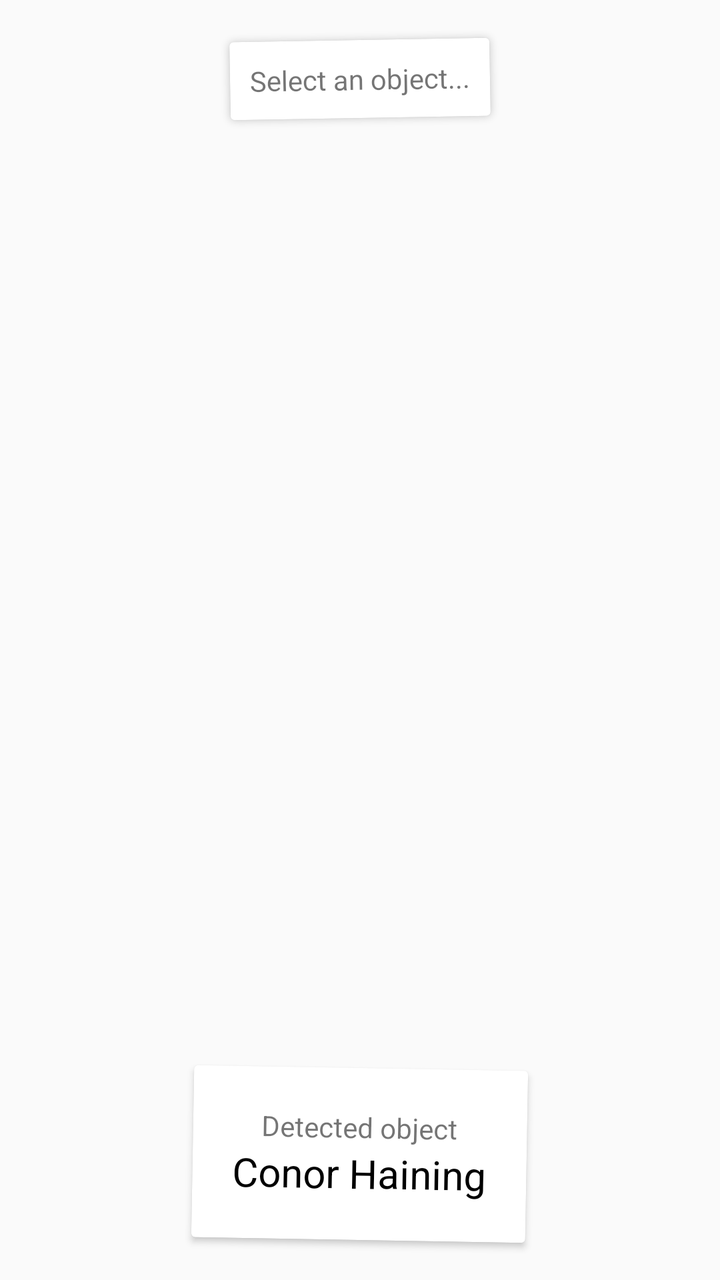
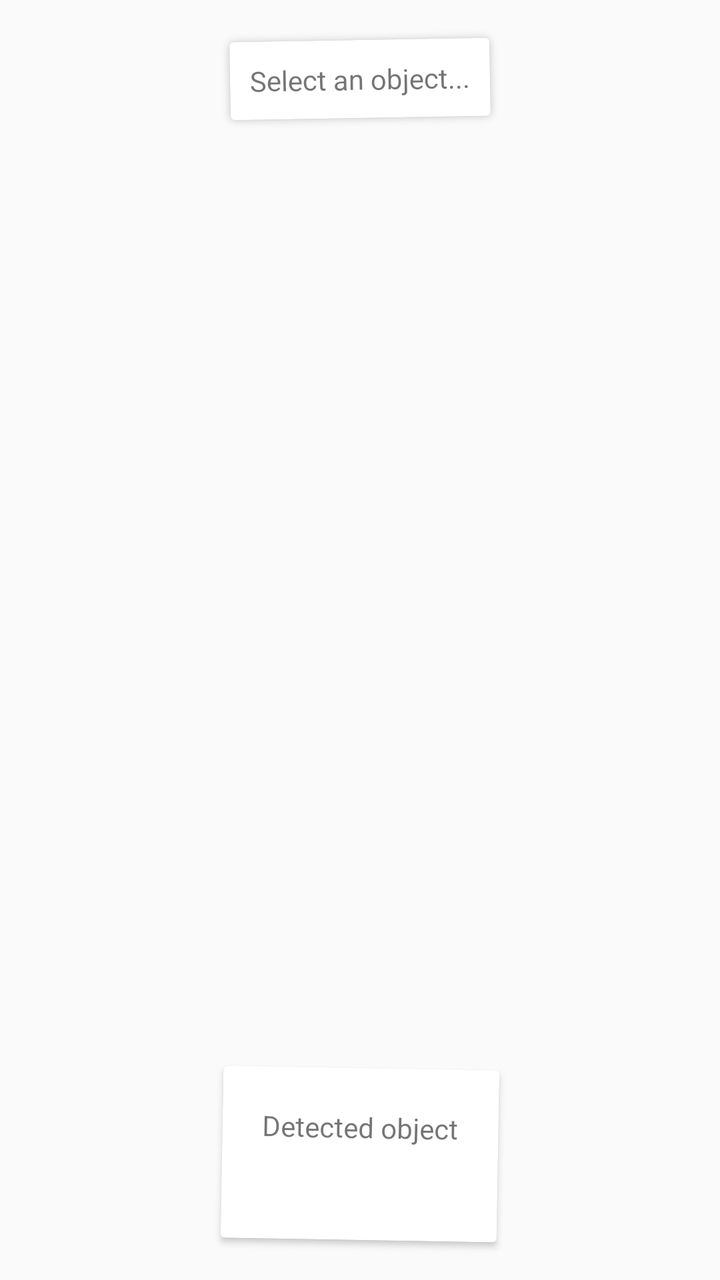

Compare the two renders of this Android layout. The source of the first and the diff that turns it into the second are given below.
<!-- AndroidManifest.xml: application theme AppTheme -->
<!-- res/layout/fragment_pregame.xml -->
<?xml version="1.0" encoding="utf-8"?>
<RelativeLayout xmlns:android="http://schemas.android.com/apk/res/android"
    android:orientation="vertical" android:layout_width="match_parent"
    android:layout_height="match_parent">

    
    <LinearLayout
        android:layout_width="match_parent"
        android:layout_height="wrap_content"
        android:orientation="vertical">
        <android.support.v7.widget.CardView
            android:layout_width="wrap_content"
            android:layout_height="wrap_content"
            android:layout_gravity="center"
            android:layout_margin="20dp"
            android:rotation="-1">
            <TextView
                android:layout_width="wrap_content"
                android:layout_height="wrap_content"
                android:layout_margin="10dp"
                android:text="Select an object..." />
        </android.support.v7.widget.CardView>
    </LinearLayout>

    
    <LinearLayout
        android:layout_width="match_parent"
        android:layout_height="wrap_content"
        android:layout_alignParentBottom="true"
        android:orientation="vertical">
        <android.support.v7.widget.CardView
            android:layout_width="wrap_content"
            android:layout_height="wrap_content"
            android:layout_gravity="center"
            android:layout_margin="20dp"
            android:rotation="1">
            <LinearLayout
                android:layout_width="wrap_content"
                android:layout_height="wrap_content"
                android:orientation="vertical"
                android:layout_margin="20dp">
                <TextView
                    android:layout_width="wrap_content"
                    android:layout_height="wrap_content"
                    android:text="Detected object"
                    android:layout_gravity="center" />
                <TextView
                    android:layout_width="wrap_content"
                    android:layout_height="wrap_content"
                    android:layout_gravity="center"
                    android:id="@+id/prediction_label"
                    android:text="Conor Haining"
                    android:textColor="@android:color/black"
                    android:textSize="20dp" />
            </LinearLayout>
        </android.support.v7.widget.CardView>
    </LinearLayout>

</RelativeLayout>
<!-- resources referenced by this layout -->
<resources>
  <style name="AppTheme" parent="Theme.AppCompat.Light.NoActionBar">
          
          <item name="colorPrimary">@color/colorPrimary</item>
          <item name="colorPrimaryDark">@color/colorPrimaryDark</item>
          <item name="colorAccent">@color/colorAccent</item>
      </style>
  <color name="colorPrimary">#3F51B5</color>
  <color name="colorPrimaryDark">#303F9F</color>
  <color name="colorAccent">#FF4081</color>
</resources>

<!-- the commit's change to res/layout/fragment_pregame.xml (unified diff, before → after) -->
@@ -44,16 +44,18 @@
                     android:layout_height="wrap_content"
                     android:text="Detected object"
                     android:layout_gravity="center" />
+
                 <TextView
+                    android:id="@+id/prediction_label"
                     android:layout_width="wrap_content"
                     android:layout_height="wrap_content"
                     android:layout_gravity="center"
-                    android:id="@+id/prediction_label"
-                    android:text="Conor Haining"
                     android:textColor="@android:color/black"
                     android:textSize="20dp" />
             </LinearLayout>
         </android.support.v7.widget.CardView>
+
+
     </LinearLayout>
 
 </RelativeLayout>
